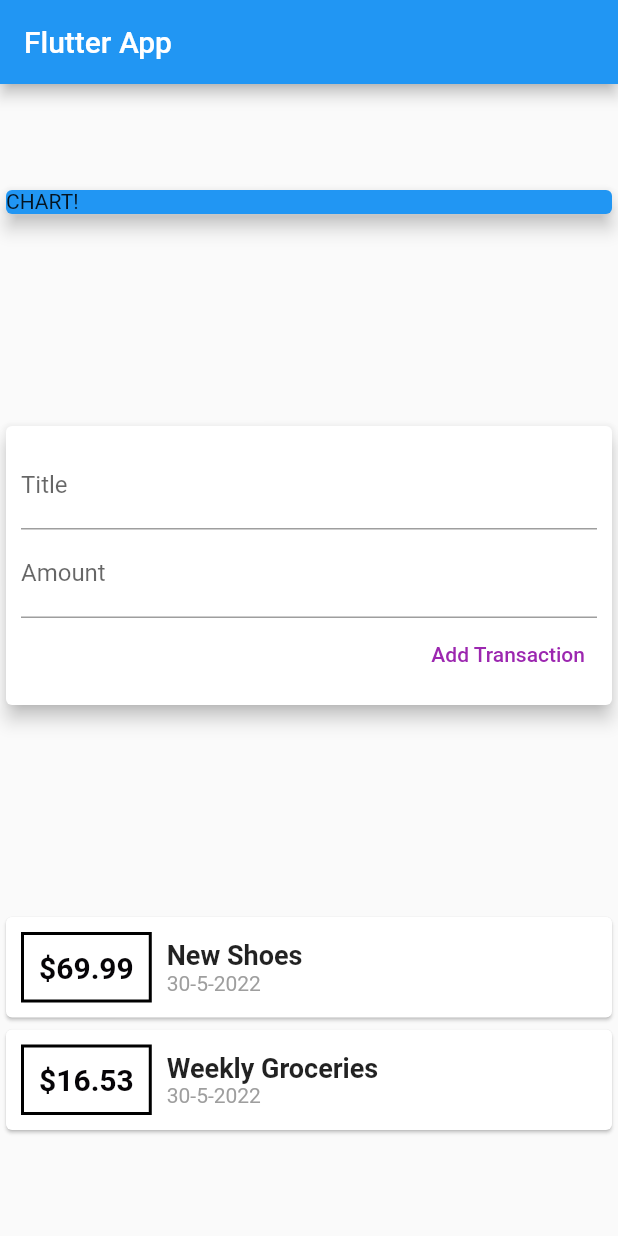
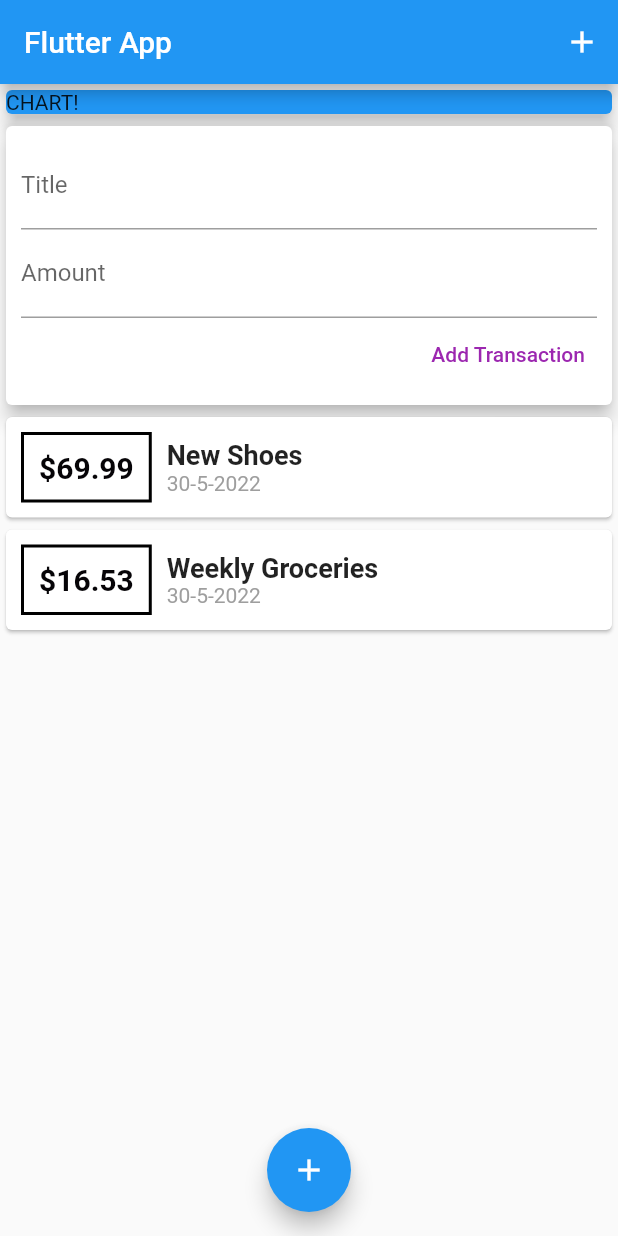
Before and after one commit to DevAnhduy/personal-expenses-app, a Flutter app: the screen it shows after launch, on a phone screen of 412 x 824 dp. Run offline on Flutter 3.47's test engine with Material 2 defaults, Android fonts, the phone set to English and light mode, and no system bars.

Commit message:
Update[Scroll, ListView, Modal]

```diff
--- a/lib/main.dart
+++ b/lib/main.dart
@@ -1,5 +1,6 @@
 import 'package:flutter/material.dart';
-import './widgets/transaction_list.dart';
+import 'package:personal_expenses_app/widgets/new_transaction.dart';
+import 'package:personal_expenses_app/widgets/user_transaction.dart';
 
 import 'models/transaction.dart';
 
@@ -15,27 +16,45 @@ class MyApp extends StatelessWidget {
   }
 }
 
-class MyHomePage extends StatelessWidget {
-  final List<Transaction> transactions = [
-    Transaction(
-        id: 't1', title: 'New Shoes', amount: 69.99, date: DateTime.now()),
-    Transaction(
-        id: 't2',
-        title: 'Weekly Groceries',
-        amount: 16.53,
-        date: DateTime.now()),
-  ];
+class MyHomePage extends StatefulWidget {
+  @override
+  _MyHomePageState createState() => _MyHomePageState();
+}
 
-  final titleController = TextEditingController();
-  final amountController = TextEditingController();
+class _MyHomePageState extends State<MyHomePage> {
+  void _addNewTransaction(String txTitle, double txAmount) {
+    final newTx = Transaction(
+        id: DateTime.now().toString(),
+        title: txTitle,
+        amount: txAmount,
+        date: DateTime.now());
+  }
+
+  void startAddNewTransaction(BuildContext ctx) {
+    showModalBottomSheet(
+        context: ctx,
+        builder: (_) {
+          return GestureDetector(
+            onTap: () {},
+            child: NewTransaction(_addNewTransaction),
+            behavior: HitTestBehavior.opaque,
+          );
+        });
+  }
 
   @override
   Widget build(BuildContext context) {
     return Scaffold(
       appBar: AppBar(
         title: Text('Flutter App'),
+        actions: [
+          IconButton(
+              onPressed: () => startAddNewTransaction(context),
+              icon: Icon(Icons.add))
+        ],
       ),
-      body: Column(
+      body: SingleChildScrollView(
+        child: Column(
           mainAxisAlignment: MainAxisAlignment.spaceAround,
           crossAxisAlignment: CrossAxisAlignment.stretch,
           children: <Widget>[
@@ -47,39 +66,14 @@ class MyHomePage extends StatelessWidget {
                 elevation: 5,
               ),
             ),
-          Card(
-            elevation: 5,
-            child: Container(
-              padding: EdgeInsets.all(10),
-              child: Column(
-                crossAxisAlignment: CrossAxisAlignment.end,
-                children: [
-                  TextField(
-                    decoration: InputDecoration(labelText: 'Title'),
-                    controller: titleController,
-                    // onChanged: (val) {
-                    //   titleInput = val;
-                    // },
-                  ),
-                  TextField(
-                    decoration: InputDecoration(labelText: 'Amount'),
-                    controller: amountController,
-                    // onChanged: (val) => amountInput = double.parse(val),
-                  ),
-                  TextButton(
-                      onPressed: () {
-                        print(titleController.text);
-                      },
-                      child: Text(
-                        'Add Transaction',
-                        style: TextStyle(color: Colors.purple),
-                      ))
+            UserTransactions(),
           ],
         ),
       ),
-          ),
-          TransactionList(),
-        ],
+      floatingActionButtonLocation: FloatingActionButtonLocation.centerFloat,
+      floatingActionButton: FloatingActionButton(
+        onPressed: () => startAddNewTransaction(context),
+        child: Icon(Icons.add),
       ),
     );
   }
--- /dev/null
+++ b/lib/widgets/new_transaction.dart
@@ -0,0 +1,52 @@
+import 'package:flutter/material.dart';
+
+class NewTransaction extends StatelessWidget {
+  final Function addTx;
+  final titleController = TextEditingController();
+  final amountController = TextEditingController();
+
+  NewTransaction(this.addTx);
+
+  void submitData(String val) {
+    final enteredTitle = titleController.text;
+    final enteredAmount = double.parse(amountController.text);
+
+    addTx(enteredTitle, enteredAmount);
+  }
+
+  @override
+  Widget build(BuildContext context) {
+    return Card(
+      elevation: 5,
+      child: Container(
+        padding: EdgeInsets.all(10),
+        child: Column(
+          crossAxisAlignment: CrossAxisAlignment.end,
+          children: [
+            TextField(
+              decoration: InputDecoration(labelText: 'Title'),
+              controller: titleController,
+              onSubmitted: submitData,
+              // onChanged: (val) {
+              //   titleInput = val;
+              // },
+            ),
+            TextField(
+              decoration: InputDecoration(labelText: 'Amount'),
+              controller: amountController,
+              keyboardType: TextInputType.number,
+              onSubmitted: submitData,
+              // onChanged: (val) => amountInput = double.parse(val),
+            ),
+            TextButton(
+                onPressed: () => submitData,
+                child: Text(
+                  'Add Transaction',
+                  style: TextStyle(color: Colors.purple),
+                ))
+          ],
+        ),
+      ),
+    );
+  }
+}
--- a/lib/widgets/transaction_list.dart
+++ b/lib/widgets/transaction_list.dart
@@ -3,39 +3,30 @@ import 'package:intl/intl.dart';
 
 import '../models/transaction.dart';
 
-class TransactionList extends StatefulWidget {
-  const TransactionList({Key? key}) : super(key: key);
+class TransactionList extends StatelessWidget {
+  final List<Transaction> transactions;
 
-  @override
-  State<TransactionList> createState() => _TransactionListState();
-}
-
-class _TransactionListState extends State<TransactionList> {
-  final List<Transaction> _userTransactions = [
-    Transaction(
-        id: 't1', title: 'New Shoes', amount: 69.99, date: DateTime.now()),
-    Transaction(
-        id: 't2',
-        title: 'Weekly Groceries',
-        amount: 16.53,
-        date: DateTime.now()),
-  ];
+  // ignore: use_key_in_widget_constructors
+  const TransactionList(this.transactions);
 
   @override
   Widget build(BuildContext context) {
-    return Column(
-        children: _userTransactions.map((tx) {
+    return SizedBox(
+        height: 300,
+        child: ListView.builder(
+          itemBuilder: (ctx, index) {
             return Card(
                 child: Row(
               children: [
                 Container(
-              margin: EdgeInsets.symmetric(vertical: 10, horizontal: 10),
+                    margin: const EdgeInsets.symmetric(
+                        vertical: 10, horizontal: 10),
                     decoration: BoxDecoration(
                         border: Border.all(color: Colors.black, width: 2)),
-              padding: EdgeInsets.all(10),
+                    padding: const EdgeInsets.all(10),
                     child: Text(
-                '\$${tx.amount.toString()}',
-                style: TextStyle(
+                      '\$${transactions[index].amount.toStringAsFixed(2)}',
+                      style: const TextStyle(
                         fontWeight: FontWeight.bold,
                         fontSize: 20,
                         color: Color.fromARGB(255, 6, 4, 7),
@@ -45,12 +36,13 @@ class _TransactionListState extends State<TransactionList> {
                   crossAxisAlignment: CrossAxisAlignment.start,
                   children: [
                     Text(
-                tx.title,
-                style: TextStyle(fontSize: 18, fontWeight: FontWeight.bold),
+                      transactions[index].title,
+                      style: const TextStyle(
+                          fontSize: 18, fontWeight: FontWeight.bold),
                     ),
                     Text(
-                DateFormat('d-M-y').format(tx.date),
-                style: TextStyle(
+                      DateFormat('d-M-y').format(transactions[index].date),
+                      style: const TextStyle(
                         color: Colors.grey,
                       ),
                     )
@@ -58,6 +50,8 @@ class _TransactionListState extends State<TransactionList> {
                 )
               ],
             ));
-    }).toList());
+          },
+          itemCount: transactions.length,
+        ));
   }
 }
--- /dev/null
+++ b/lib/widgets/user_transaction.dart
@@ -0,0 +1,47 @@
+import 'package:flutter/material.dart';
+
+import 'new_transaction.dart';
+import 'transaction_list.dart';
+
+import '../models/transaction.dart';
+
+class UserTransactions extends StatefulWidget {
+  const UserTransactions({Key? key}) : super(key: key);
+
+  @override
+  State<UserTransactions> createState() => _UserTransactionsState();
+}
+
+class _UserTransactionsState extends State<UserTransactions> {
+  final List<Transaction> _userTransactions = [
+    Transaction(
+        id: 't1', title: 'New Shoes', amount: 69.99, date: DateTime.now()),
+    Transaction(
+        id: 't2',
+        title: 'Weekly Groceries',
+        amount: 16.53,
+        date: DateTime.now()),
+  ];
+
+  void _addNewTransaction(String txTitle, double txAmount) {
+    final newTx = Transaction(
+        id: DateTime.now().toString(),
+        title: txTitle,
+        amount: txAmount,
+        date: DateTime.now());
+
+    setState(() {
+      _userTransactions.add(newTx);
+    });
+  }
+
+  @override
+  Widget build(BuildContext context) {
+    return Column(
+      children: [
+        NewTransaction(_addNewTransaction),
+        TransactionList(_userTransactions)
+      ],
+    );
+  }
+}
```
Lines whose indentation alone changed are shown as unchanged.
